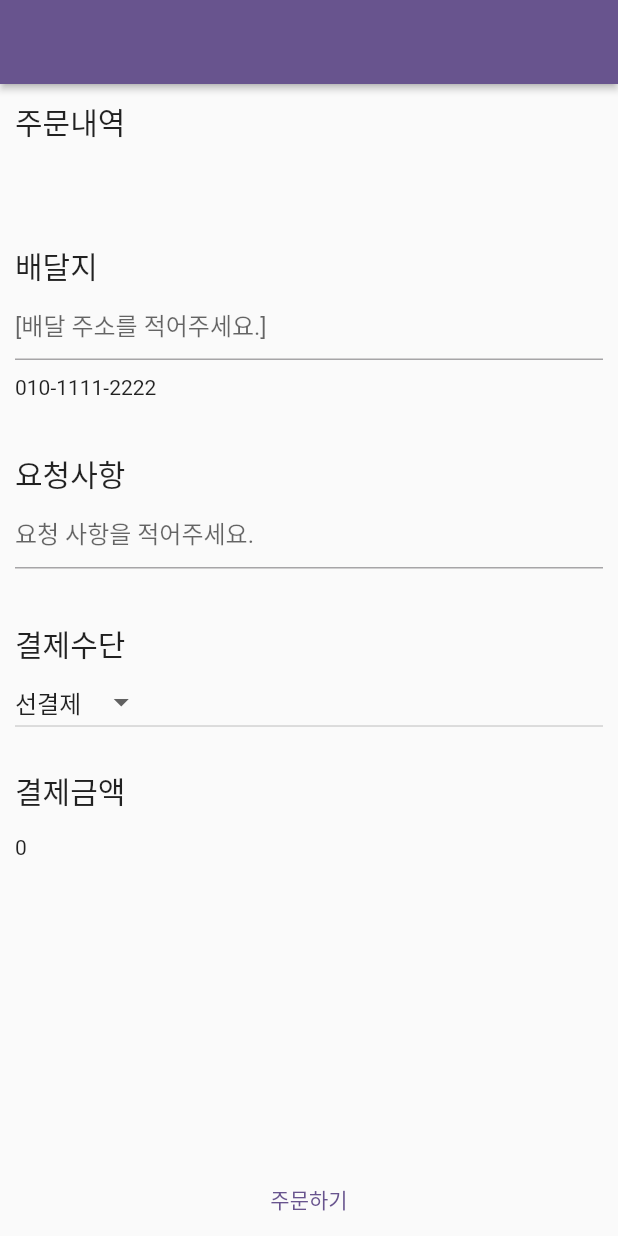
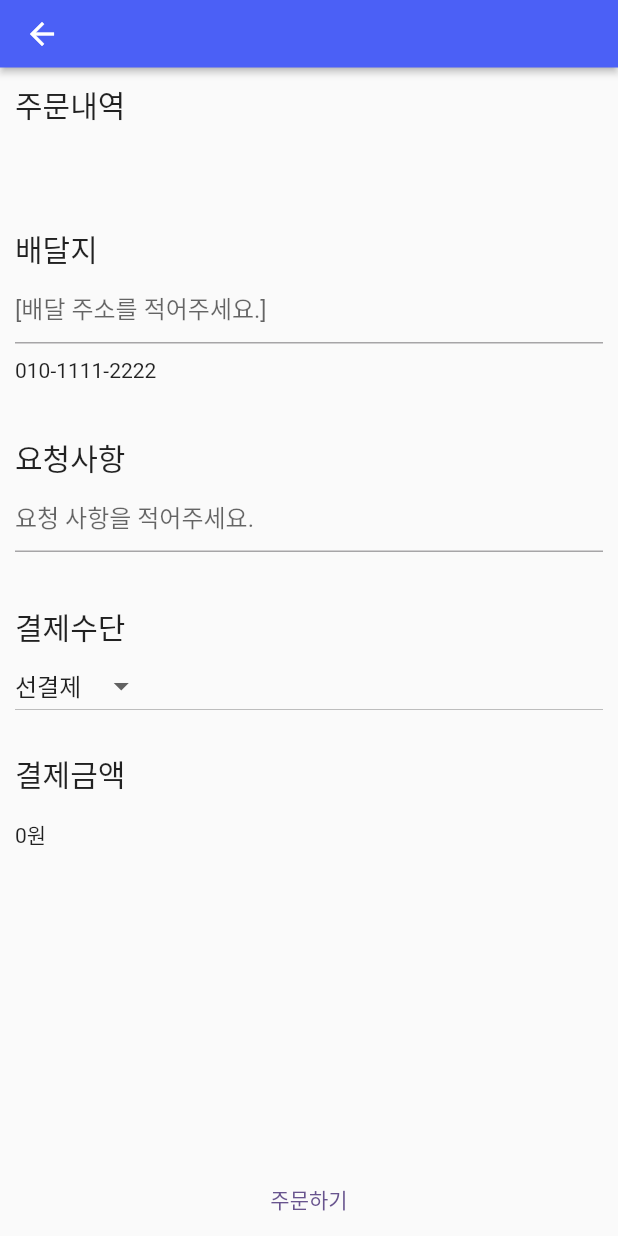
Before and after one commit to AEEUN-106/Narda_customer, a Flutter app: the OrderScreen screen opened directly with empty values, on a phone screen of 412 x 824 dp. Run offline on Flutter 3.47's test engine with Material 2 defaults, Android fonts, the phone set to English and light mode, and no system bars; statements that could not run were skipped.

```diff
--- a/lib/order.dart
+++ b/lib/order.dart
@@ -81,20 +81,24 @@ class _OrderScreenState extends State<OrderScreen> {
 
     return GestureDetector(
       child: Scaffold(
-        appBar: AppBar(
-          automaticallyImplyLeading: false,
+        appBar: PreferredSize(
+          preferredSize: Size.fromHeight(45.0),
+          child: AppBar(
+            backgroundColor: Color(0xff4B60F6),
             title: Text(
               widget.storeName,
               style: const TextStyle(
                 fontFamily: 'Poppins',
                 color: Colors.white,
-              fontSize: 22,
+                fontSize: 18,
               ),
             ),
             actions: [],
-          centerTitle: false,
+            centerTitle: true,
             elevation: 2,
           ),
+        ),
+
         body: SafeArea(
           child: Column(
             mainAxisSize: MainAxisSize.max,
@@ -218,8 +222,7 @@ class _OrderScreenState extends State<OrderScreen> {
                       ),
                       SizedBox(height: 15),
                       Text(
-                        widget.price.toString(),
-
+                        widget.price.toString() + '원',
                       ),
                     ],
                   ),
```
Also changed, not shown: lib/main.dart (+9 -3 lines), lib/order_history.dart (+19 -9 lines), lib/order_history_detail.dart (+27 -16 lines). Lines whose indentation alone changed are shown as unchanged.
